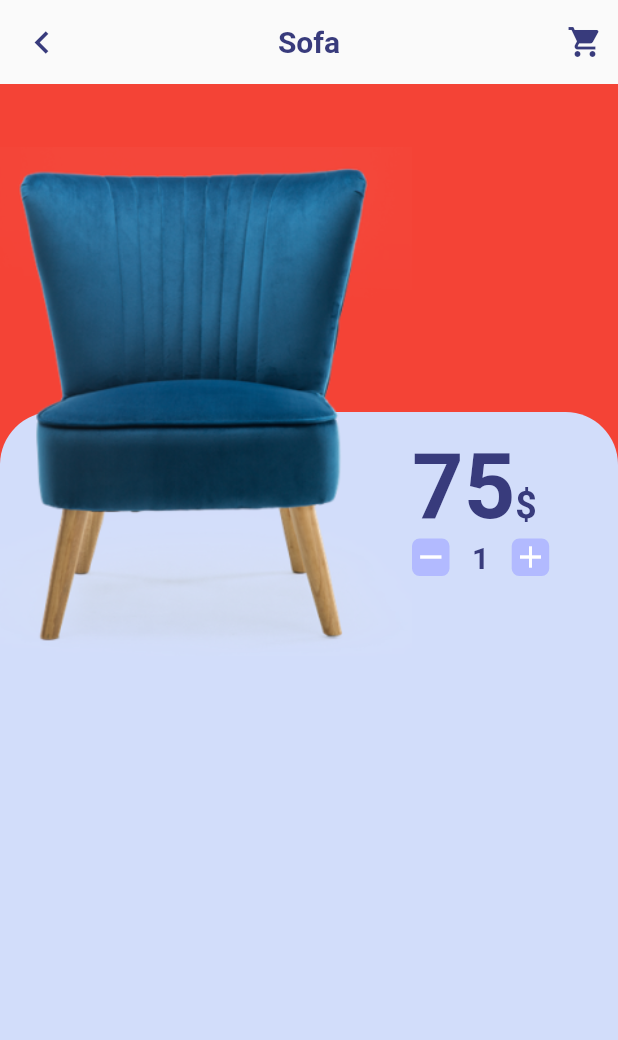
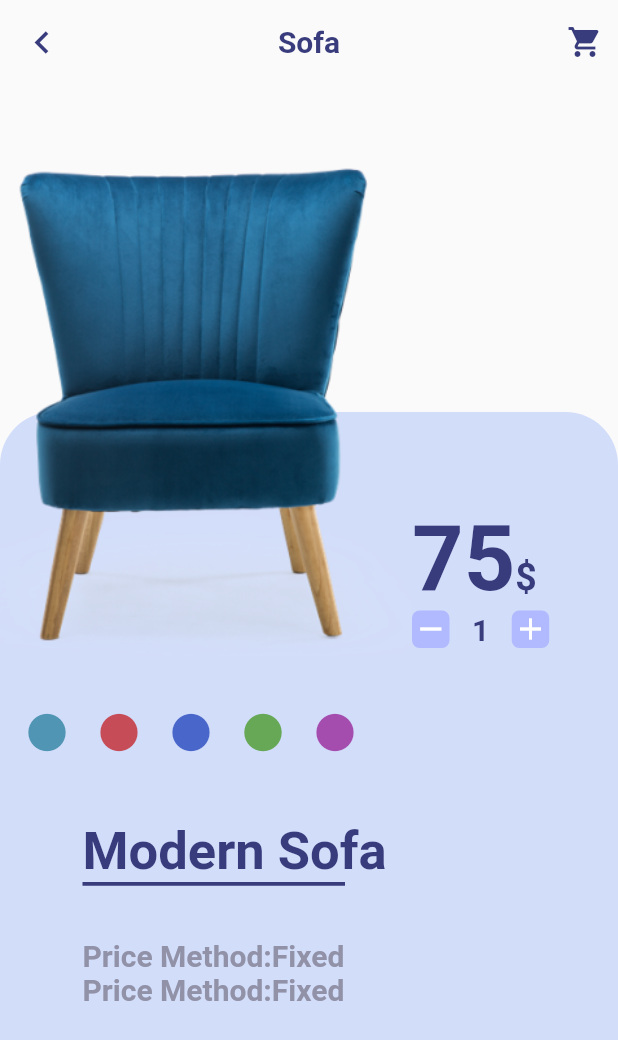
Before and after one commit to vijayinyoutube/furniture_app---Value-Notifier, a Flutter app: the screen it shows after launch, after a tap on the "remove" icon, on a phone screen of 412 x 824 dp. Shown: the top 1040 px of the screen. Run offline on Flutter 3.47's test engine with Material 2 defaults, Android fonts, the phone set to English and light mode, and no system bars; our stand-ins replace google_fonts, hexcolor.

Commit message:
code refactor

```diff
--- a/lib/Declarations/Global/Colors/Colors.dart
+++ b/lib/Declarations/Global/Colors/Colors.dart
@@ -6,3 +6,11 @@ Color secondaryColor = HexColor("#B2BAFF");
 Color accentColor = HexColor("#9191A7");
 Color containerColor = HexColor("#D2DDFA");
 Color incDecColor = HexColor("#B2BAFF");
+
+List mycolors = <Color>[
+  HexColor("#0B6F8E"),
+  HexColor("#C00000"),
+  HexColor("#0027B1"),
+  HexColor("#2D8C00"),
+  HexColor("#8B0086"),
+];
--- a/lib/Screens/HomePage/Widgets/2Body.dart
+++ b/lib/Screens/HomePage/Widgets/2Body.dart
@@ -7,7 +7,6 @@ import 'package:furniture_app/Declarations/Images/ImageFiles.dart';
 import 'package:furniture_app/Declarations/Global/Colors/Colors.dart';
 
 Widget buildBody(BuildContext context) => Container(
-      color: Colors.red,
       child: Stack(
         children: [
           Align(
@@ -27,21 +26,113 @@ Widget buildBody(BuildContext context) => Container(
           Positioned(
             top: MediaQuery.of(context).size.height -
                 (MediaQuery.of(context).size.height - 15),
-            child: Container(
+            child: Column(
+              crossAxisAlignment: CrossAxisAlignment.start,
+              children: [
+                Container(
                   color: Colors.transparent,
                   width: MediaQuery.of(context).size.width,
                   child: Row(
                     crossAxisAlignment: CrossAxisAlignment.end,
                     children: [
+                      Column(
+                        children: [
+                          buildImage(context),
+                          buildColorIcons(context),
+                        ],
+                      ),
+                      buildPrice(context),
+                    ],
+                  ),
+                ),
+                Padding(
+                  padding: const EdgeInsets.only(left: 55.0, top: 35.00),
+                  child: Column(
+                    crossAxisAlignment: CrossAxisAlignment.start,
+                    children: [
+                      Text(
+                        "Modern Sofa",
+                        style: fonts[globalfontIndex](
+                          color: primaryColor,
+                          fontWeight: FontWeight.bold,
+                          fontSize: 35.00,
+                        ),
+                      ),
                       Container(
+                        color: primaryColor,
+                        width: 175,
+                        height: 2.5,
+                      )
+                    ],
+                  ),
+                ),
+                Padding(
+                  padding: const EdgeInsets.only(left: 55.0, top: 35.00),
+                  child: Column(
+                    crossAxisAlignment: CrossAxisAlignment.start,
+                    children: [
+                      Row(
+                        mainAxisAlignment: MainAxisAlignment.spaceBetween,
+                        children: [
+                          Text(
+                            "Price Method:",
+                            style: fonts[globalfontIndex](
+                              color: accentColor,
+                              fontWeight: FontWeight.bold,
+                              fontSize: 20.00,
+                            ),
+                          ),
+                          Text(
+                            "Fixed",
+                            style: fonts[globalfontIndex](
+                              color: accentColor,
+                              fontWeight: FontWeight.bold,
+                              fontSize: 20.00,
+                            ),
+                          ),
+                        ],
+                      ),
+                      Row(
+                        mainAxisAlignment: MainAxisAlignment.spaceBetween,
+                        children: [
+                          Text(
+                            "Price Method:",
+                            style: fonts[globalfontIndex](
+                              color: accentColor,
+                              fontWeight: FontWeight.bold,
+                              fontSize: 20.00,
+                            ),
+                          ),
+                          Text(
+                            "Fixed",
+                            style: fonts[globalfontIndex](
+                              color: accentColor,
+                              fontWeight: FontWeight.bold,
+                              fontSize: 20.00,
+                            ),
+                          ),
+                        ],
+                      )
+                    ],
+                  ),
+                ),
+              ],
+            ),
+          ),
+        ],
+      ),
+    );
+
+Widget buildImage(BuildContext context) => Container(
       width: MediaQuery.of(context).size.width / 1.5,
       height: 393,
       child: Image.asset(
         chair[0],
         fit: BoxFit.contain,
       ),
-                  ),
-                  Container(
+    );
+
+Widget buildPrice(BuildContext context) => Container(
       color: Colors.transparent,
       height: 175,
       width: MediaQuery.of(context).size.width / 3,
@@ -87,12 +178,6 @@ Widget buildBody(BuildContext context) => Container(
             ],
           )
         ],
-                      )),
-                ],
-              ),
-            ),
-          ),
-        ],
       ),
     );
 
@@ -127,3 +212,21 @@ handleIncDec(bool canInc) {
       ? homepagedecl.count.value -= 1
       : homepagedecl.count.value;
 }
+
+Widget buildColorIcons(BuildContext context) => Row(
+      children: [
+        for (var i = 0; i < 5; i++) buildIconBtn(mycolors[i]),
+        widthSpacer(20.00),
+      ],
+    );
+
+Widget buildIconBtn(Color myColor) => Container(
+      child: IconButton(
+        icon: Icon(
+          Icons.circle,
+          color: myColor.withOpacity(0.65),
+          size: 30,
+        ),
+        onPressed: () {},
+      ),
+    );
```
Lines whose indentation alone changed are shown as unchanged.
